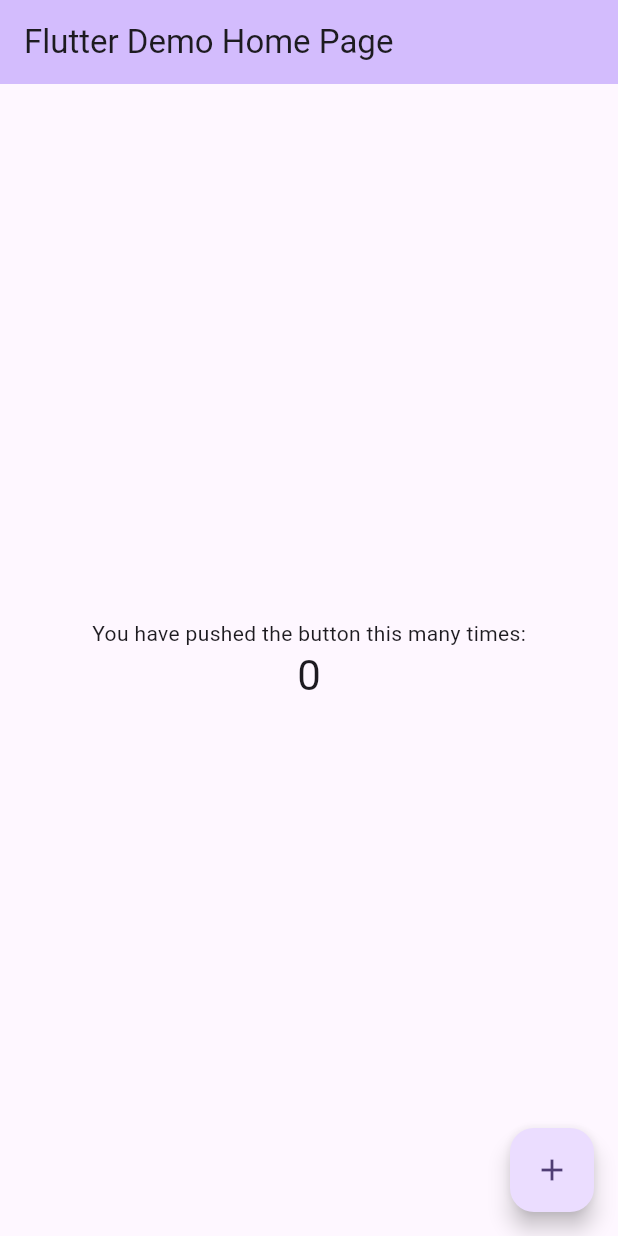
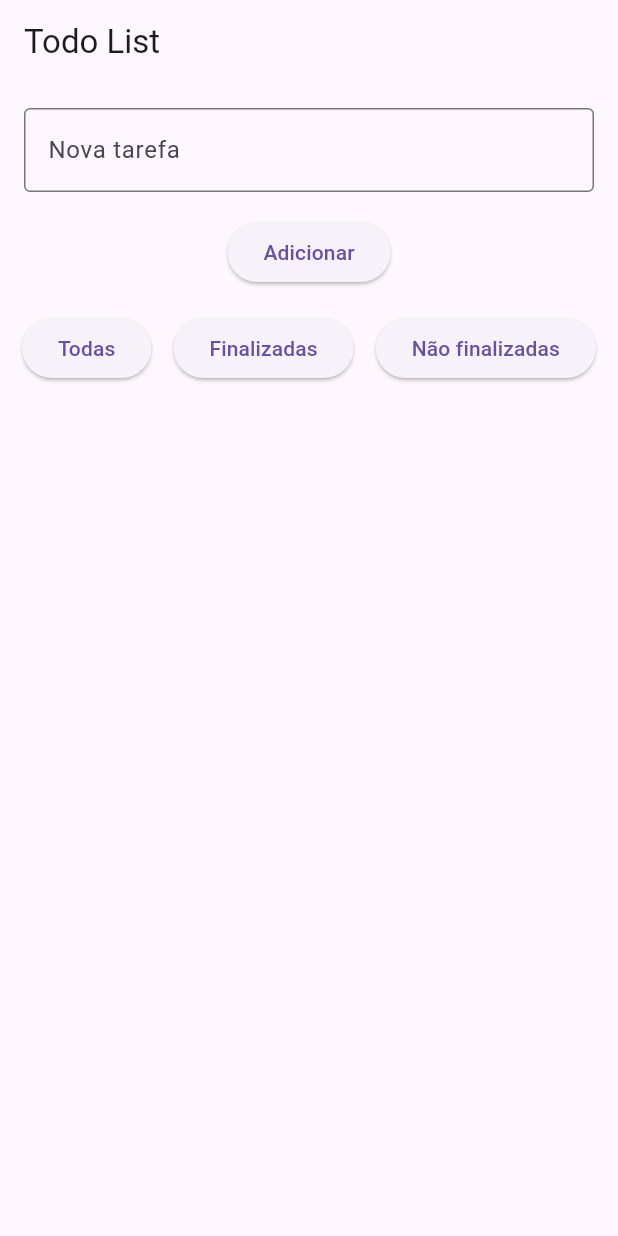
Before and after one commit to gabrielforster/mobile-app-n1, a Flutter app: the screen it shows after launch, on a phone screen of 412 x 824 dp. Run offline on Flutter 3.47's test engine with Material 3 defaults, Android fonts, the phone set to English and light mode, and no system bars.

Commit message:
feat: scaffolding the app idea
this code is not generated by ai

```diff
--- a/lib/main.dart
+++ b/lib/main.dart
@@ -5,121 +5,161 @@ void main() {
 }
 
 class MyApp extends StatelessWidget {
-  const MyApp({super.key});
+  const MyApp({Key? key}) : super(key: key);
 
-  // This widget is the root of your application.
   @override
   Widget build(BuildContext context) {
     return MaterialApp(
-      title: 'Flutter Demo',
+      title: 'Todo List',
       theme: ThemeData(
-        // This is the theme of your application.
-        //
-        // TRY THIS: Try running your application with "flutter run". You'll see
-        // the application has a purple toolbar. Then, without quitting the app,
-        // try changing the seedColor in the colorScheme below to Colors.green
-        // and then invoke "hot reload" (save your changes or press the "hot
-        // reload" button in a Flutter-supported IDE, or press "r" if you used
-        // the command line to start the app).
-        //
-        // Notice that the counter didn't reset back to zero; the application
-        // state is not lost during the reload. To reset the state, use hot
-        // restart instead.
-        //
-        // This works for code too, not just values: Most code changes can be
-        // tested with just a hot reload.
-        colorScheme: ColorScheme.fromSeed(seedColor: Colors.deepPurple),
-        useMaterial3: true,
+        primarySwatch: Colors.blue,
       ),
-      home: const MyHomePage(title: 'Flutter Demo Home Page'),
+      home: const MyHomePage(),
     );
   }
 }
 
 class MyHomePage extends StatefulWidget {
-  const MyHomePage({super.key, required this.title});
-
-  // This widget is the home page of your application. It is stateful, meaning
-  // that it has a State object (defined below) that contains fields that affect
-  // how it looks.
-
-  // This class is the configuration for the state. It holds the values (in this
-  // case the title) provided by the parent (in this case the App widget) and
-  // used by the build method of the State. Fields in a Widget subclass are
-  // always marked "final".
-
-  final String title;
+  const MyHomePage({Key? key}) : super(key: key);
 
   @override
   State<MyHomePage> createState() => _MyHomePageState();
 }
 
 class _MyHomePageState extends State<MyHomePage> {
-  int _counter = 0;
+  final _todoController = TextEditingController();
+  List<Todo> _todos = [];
+  bool _filtrarFinalizadas = false;
 
-  void _incrementCounter() {
+  void _adicionarTodo() {
+    if (_todoController.text.isNotEmpty) {
+      setState(() {
+        _todos.add(Todo(_todoController.text, false));
+        _todoController.clear();
+      });
+    }
+  }
+
+  void _filtrarTarefas() {
     setState(() {
-      // This call to setState tells the Flutter framework that something has
-      // changed in this State, which causes it to rerun the build method below
-      // so that the display can reflect the updated values. If we changed
-      // _counter without calling setState(), then the build method would not be
-      // called again, and so nothing would appear to happen.
-      _counter++;
+      _filtrarFinalizadas = !_filtrarFinalizadas;
     });
   }
 
   @override
   Widget build(BuildContext context) {
-    // This method is rerun every time setState is called, for instance as done
-    // by the _incrementCounter method above.
-    //
-    // The Flutter framework has been optimized to make rerunning build methods
-    // fast, so that you can just rebuild anything that needs updating rather
-    // than having to individually change instances of widgets.
     return Scaffold(
       appBar: AppBar(
-        // TRY THIS: Try changing the color here to a specific color (to
-        // Colors.amber, perhaps?) and trigger a hot reload to see the AppBar
-        // change color while the other colors stay the same.
-        backgroundColor: Theme.of(context).colorScheme.inversePrimary,
-        // Here we take the value from the MyHomePage object that was created by
-        // the App.build method, and use it to set our appbar title.
-        title: Text(widget.title),
+        title: const Text('Todo List'),
       ),
-      body: Center(
-        // Center is a layout widget. It takes a single child and positions it
-        // in the middle of the parent.
-        child: Column(
-          // Column is also a layout widget. It takes a list of children and
-          // arranges them vertically. By default, it sizes itself to fit its
-          // children horizontally, and tries to be as tall as its parent.
-          //
-          // Column has various properties to control how it sizes itself and
-          // how it positions its children. Here we use mainAxisAlignment to
-          // center the children vertically; the main axis here is the vertical
-          // axis because Columns are vertical (the cross axis would be
-          // horizontal).
-          //
-          // TRY THIS: Invoke "debug painting" (choose the "Toggle Debug Paint"
-          // action in the IDE, or press "p" in the console), to see the
-          // wireframe for each widget.
-          mainAxisAlignment: MainAxisAlignment.center,
-          children: <Widget>[
-            const Text(
-              'You have pushed the button this many times:',
+      body: Column(
+        children: [
+          Padding(
+            padding: const EdgeInsets.all(16.0),
+            child: TextField(
+              controller: _todoController,
+              decoration: const InputDecoration(
+                labelText: 'Nova tarefa',
+                border: OutlineInputBorder(),
+              ),
             ),
-            Text(
-              '$_counter',
-              style: Theme.of(context).textTheme.headlineMedium,
+          ),
+          ElevatedButton(
+            onPressed: _adicionarTodo,
+            child: const Text('Adicionar'),
+          ),
+          const SizedBox(height: 16),
+          Row(
+            mainAxisAlignment: MainAxisAlignment.spaceEvenly,
+            children: [
+              ElevatedButton(
+                onPressed: () {
+                  setState(() {
+                    _filtrarFinalizadas = false;
+                  });
+                },
+                child: const Text('Todas'),
+              ),
+              ElevatedButton(
+                onPressed: () {
+                  setState(() {
+                    _filtrarFinalizadas = true;
+                  });
+                },
+                child: const Text('Finalizadas'),
+              ),
+              ElevatedButton(
+                onPressed: () {
+                  setState(() {
+                    _filtrarFinalizadas = false;
+                  });
+                },
+                child: const Text('Não finalizadas'),
+              ),
+            ],
+          ),
+          const SizedBox(height: 16),
+          Expanded(
+            child: ListView.builder(
+              itemCount: _todos.length,
+              itemBuilder: (context, index) {
+                if (_filtrarFinalizadas == null) {
+                  return ListTile(
+                    title: Text(_todos[index].titulo),
+                    trailing: Checkbox(
+                      value: _todos[index].finalizada,
+                      onChanged: (value) {
+                        setState(() {
+                          _todos[index].finalizada = value!;
+                        });
+                      },
+                    ),
+                  );
+                } else if (_filtrarFinalizadas) {
+                  if (_todos[index].finalizada) {
+                    return ListTile(
+                      title: Text(_todos[index].titulo),
+                      trailing: Checkbox(
+                        value: _todos[index].finalizada,
+                        onChanged: (value) {
+                          setState(() {
+                            _todos[index].finalizada = value!;
+                          });
+                        },
+                      ),
+                    );
+                  } else {
+                    return const SizedBox();
+                  }
+                } else {
+                  if (!_todos[index].finalizada) {
+                    return ListTile(
+                      title: Text(_todos[index].titulo),
+                      trailing: Checkbox(
+                        value: _todos[index].finalizada,
+                        onChanged: (value) {
+                          setState(() {
+                            _todos[index].finalizada = value!;
+                          });
+                        },
+                      ),
+                    );
+                  } else {
+                    return const SizedBox();
+                  }
+                }
+              },
             ),
-          ],
-        ),
+          ),
+        ],
       ),
-      floatingActionButton: FloatingActionButton(
-        onPressed: _incrementCounter,
-        tooltip: 'Increment',
-        child: const Icon(Icons.add),
-      ), // This trailing comma makes auto-formatting nicer for build methods.
     );
   }
 }
+
+class Todo {
+  String titulo;
+  bool finalizada;
+
+  Todo(this.titulo, this.finalizada);
+}
```
